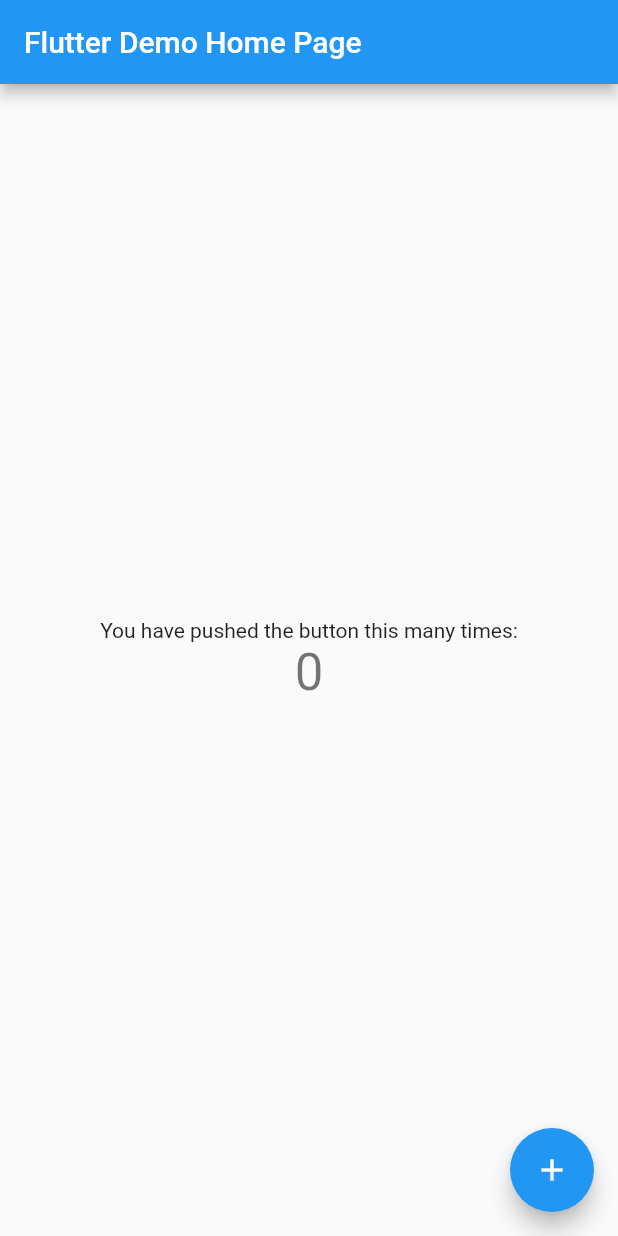
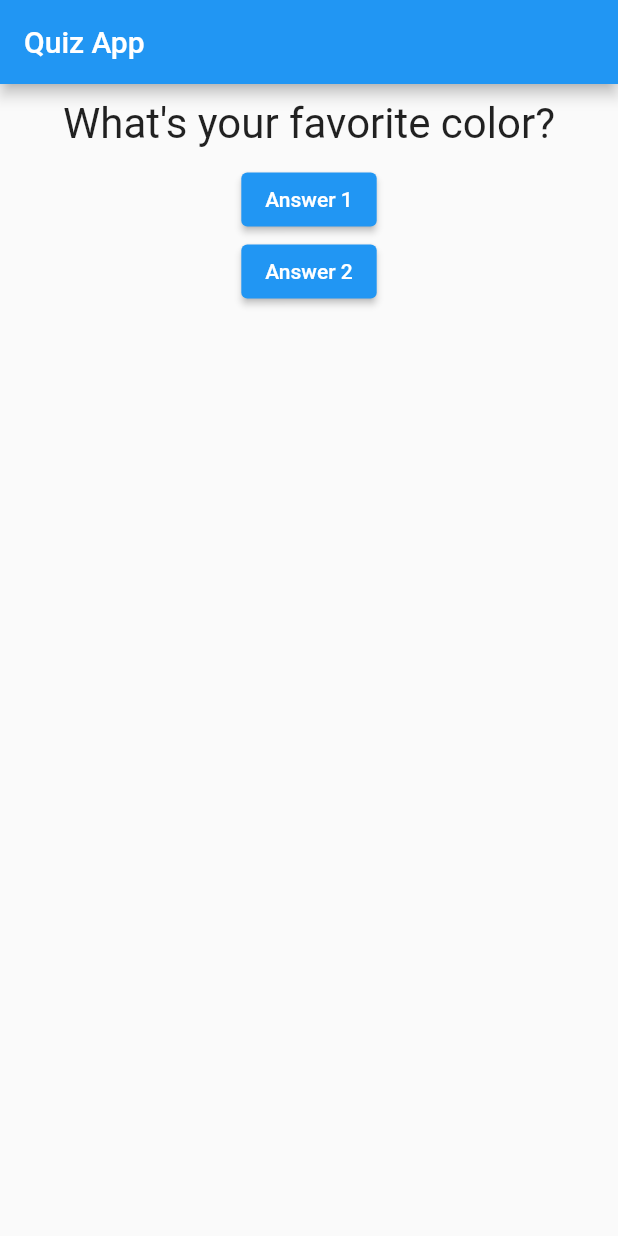
Before and after one commit to shubhamkakkar/flutter-quizApp, a Flutter app: the screen it shows after launch, on a phone screen of 412 x 824 dp. Run offline on Flutter 3.47's test engine with Material 2 defaults, Android fonts, the phone set to English and light mode, and no system bars.

Commit message:
rendered buttons

```diff
--- /dev/null
+++ b/lib/components/question/Querstion.dart
@@ -0,0 +1,20 @@
+import 'package:flutter/material.dart';
+
+class Question extends StatelessWidget {
+  final String questionText;
+
+  Question(this.questionText);
+
+  @override
+  Widget build(BuildContext context) {
+    return Container(
+      width: double.infinity,
+      margin: EdgeInsets.all(10),
+      child: Text(
+        questionText,
+        style: TextStyle(fontSize: 28),
+        textAlign: TextAlign.center,
+      ),
+    );
+  }
+}
--- a/lib/main.dart
+++ b/lib/main.dart
@@ -1,113 +1,6 @@
 import 'package:flutter/material.dart';
+import './quizApp/QuizApp.dart';
 
 void main() {
-  runApp(MyApp());
+  return runApp(QuizApp());
 }
-
-class MyApp extends StatelessWidget {
-  // This widget is the root of your application.
-  @override
-  Widget build(BuildContext context) {
-    return MaterialApp(
-      title: 'Flutter Demo',
-      theme: ThemeData(
-        // This is the theme of your application.
-        //
-        // Try running your application with "flutter run". You'll see the
-        // application has a blue toolbar. Then, without quitting the app, try
-        // changing the primarySwatch below to Colors.green and then invoke
-        // "hot reload" (press "r" in the console where you ran "flutter run",
-        // or simply save your changes to "hot reload" in a Flutter IDE).
-        // Notice that the counter didn't reset back to zero; the application
-        // is not restarted.
-        primarySwatch: Colors.blue,
-      ),
-      home: MyHomePage(title: 'Flutter Demo Home Page'),
-    );
-  }
-}
-
-class MyHomePage extends StatefulWidget {
-  MyHomePage({Key? key, required this.title}) : super(key: key);
-
-  // This widget is the home page of your application. It is stateful, meaning
-  // that it has a State object (defined below) that contains fields that affect
-  // how it looks.
-
-  // This class is the configuration for the state. It holds the values (in this
-  // case the title) provided by the parent (in this case the App widget) and
-  // used by the build method of the State. Fields in a Widget subclass are
-  // always marked "final".
-
-  final String title;
-
-  @override
-  _MyHomePageState createState() => _MyHomePageState();
-}
-
-class _MyHomePageState extends State<MyHomePage> {
-  int _counter = 0;
-
-  void _incrementCounter() {
-    setState(() {
-      // This call to setState tells the Flutter framework that something has
-      // changed in this State, which causes it to rerun the build method below
-      // so that the display can reflect the updated values. If we changed
-      // _counter without calling setState(), then the build method would not be
-      // called again, and so nothing would appear to happen.
-      _counter++;
-    });
-  }
-
-  @override
-  Widget build(BuildContext context) {
-    // This method is rerun every time setState is called, for instance as done
-    // by the _incrementCounter method above.
-    //
-    // The Flutter framework has been optimized to make rerunning build methods
-    // fast, so that you can just rebuild anything that needs updating rather
-    // than having to individually change instances of widgets.
-    return Scaffold(
-      appBar: AppBar(
-        // Here we take the value from the MyHomePage object that was created by
-        // the App.build method, and use it to set our appbar title.
-        title: Text(widget.title),
-      ),
-      body: Center(
-        // Center is a layout widget. It takes a single child and positions it
-        // in the middle of the parent.
-        child: Column(
-          // Column is also a layout widget. It takes a list of children and
-          // arranges them vertically. By default, it sizes itself to fit its
-          // children horizontally, and tries to be as tall as its parent.
-          //
-          // Invoke "debug painting" (press "p" in the console, choose the
-          // "Toggle Debug Paint" action from the Flutter Inspector in Android
-          // Studio, or the "Toggle Debug Paint" command in Visual Studio Code)
-          // to see the wireframe for each widget.
-          //
-          // Column has various properties to control how it sizes itself and
-          // how it positions its children. Here we use mainAxisAlignment to
-          // center the children vertically; the main axis here is the vertical
-          // axis because Columns are vertical (the cross axis would be
-          // horizontal).
-          mainAxisAlignment: MainAxisAlignment.center,
-          children: <Widget>[
-            Text(
-              'You have pushed the button this many times:',
-            ),
-            Text(
-              '$_counter',
-              style: Theme.of(context).textTheme.headline4,
-            ),
-          ],
-        ),
-      ),
-      floatingActionButton: FloatingActionButton(
-        onPressed: _incrementCounter,
-        tooltip: 'Increment',
-        child: Icon(Icons.add),
-      ), // This trailing comma makes auto-formatting nicer for build methods.
-    );
-  }
-}
--- /dev/null
+++ b/lib/quizApp/QuizApp.dart
@@ -0,0 +1,45 @@
+import 'package:flutter/material.dart';
+
+import 'package:quiz_app/components/question/Querstion.dart';
+
+class _QuizAppState extends State<QuizApp> {
+  var _questionIndex = 0;
+  final questions = [
+    'What\'s your favorite color?',
+    'What\'s your favorite animal?',
+  ];
+  void _onPressAnswerHandler(int index) {
+    setState(() {
+      _questionIndex = index;
+    });
+    print(index);
+  }
+
+  @override
+  Widget build(BuildContext context) {
+    return MaterialApp(
+        home: Scaffold(
+      appBar: AppBar(
+        title: Text('Quiz App'),
+      ),
+      body: Column(
+        children: [
+          Question(questions[_questionIndex]),
+          ElevatedButton(
+              onPressed: () => _onPressAnswerHandler(0),
+              child: Text('Answer 1')),
+          ElevatedButton(
+              onPressed: () => _onPressAnswerHandler(1),
+              child: Text('Answer 2')),
+        ],
+      ),
+    ));
+  }
+}
+
+class QuizApp extends StatefulWidget {
+  @override
+  State<StatefulWidget> createState() {
+    return _QuizAppState();
+  }
+}
```
